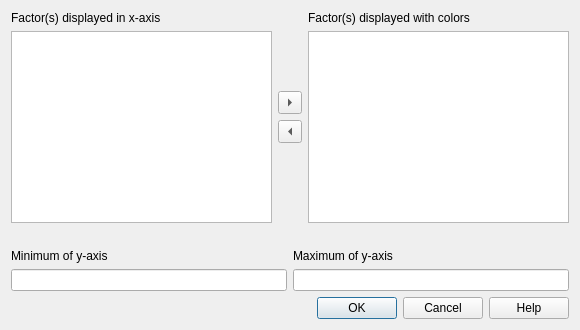
cogstat/cogstat, file cogstat/ui/display_options_repeated.ui: the form before one commit.
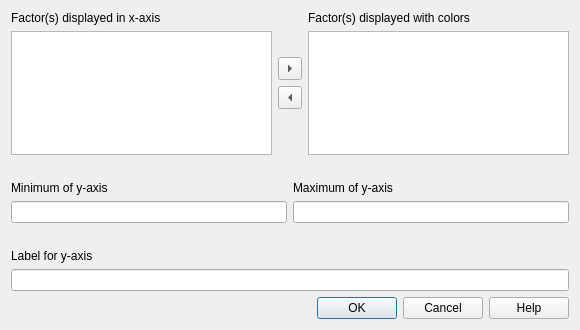
The form after the commit.

Commit message: Add custom y-axis label for repeated measures charts

Patch:
```diff
--- a/cogstat/ui/display_options_repeated.ui
+++ b/cogstat/ui/display_options_repeated.ui
@@ -15,6 +15,36 @@
   </property>
   <layout class="QGridLayout" name="gridLayout">
    <item row="3" column="0" colspan="3">
+    <spacer name="horizontalSpacer_2">
+     <property name="orientation">
+      <enum>Qt::Orientation::Horizontal</enum>
+     </property>
+     <property name="sizeHint" stdset="0">
+      <size>
+       <width>40</width>
+       <height>20</height>
+      </size>
+     </property>
+    </spacer>
+   </item>
+   <item row="4" column="0" colspan="3">
+    <layout class="QVBoxLayout" name="verticalLayout_10">
+     <item>
+      <widget class="QLabel" name="label_5">
+       <property name="text">
+        <string>Label for y-axis</string>
+       </property>
+       <property name="buddy">
+        <cstring>ylabel</cstring>
+       </property>
+      </widget>
+     </item>
+     <item>
+      <widget class="QLineEdit" name="ylabel"/>
+     </item>
+    </layout>
+   </item>
+   <item row="5" column="0" colspan="3">
     <layout class="QHBoxLayout" name="horizontalLayout">
      <item>
       <widget class="QDialogButtonBox" name="buttonBox">
```
Left out of the diff: 149 changed lines with no effect on the pictures. The commit also changes 8 other files.
